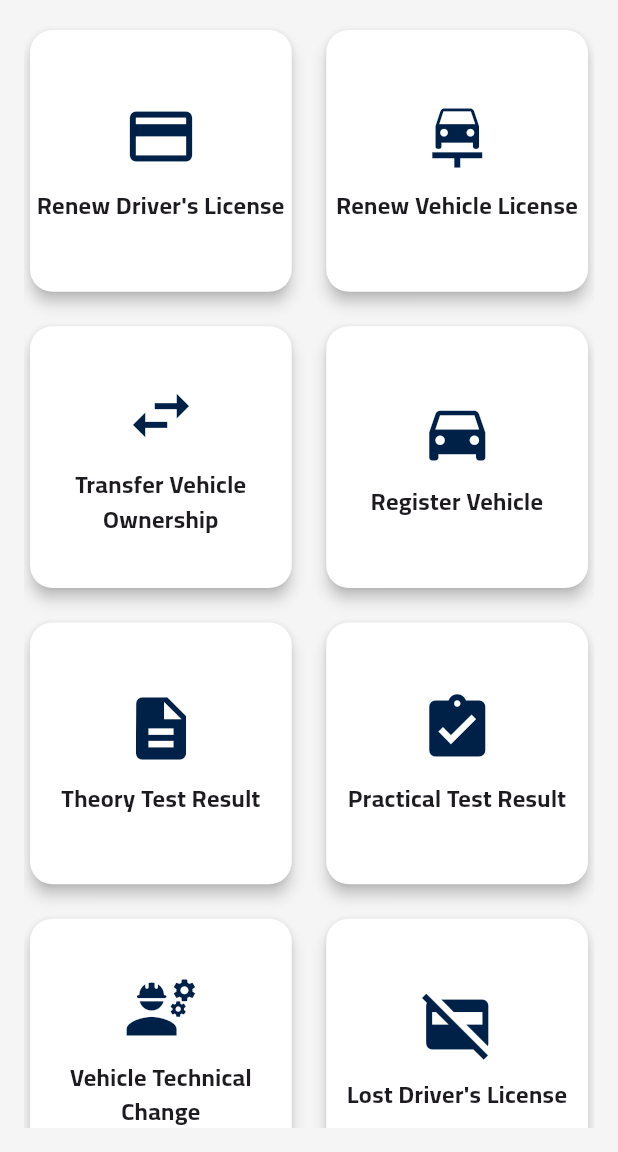
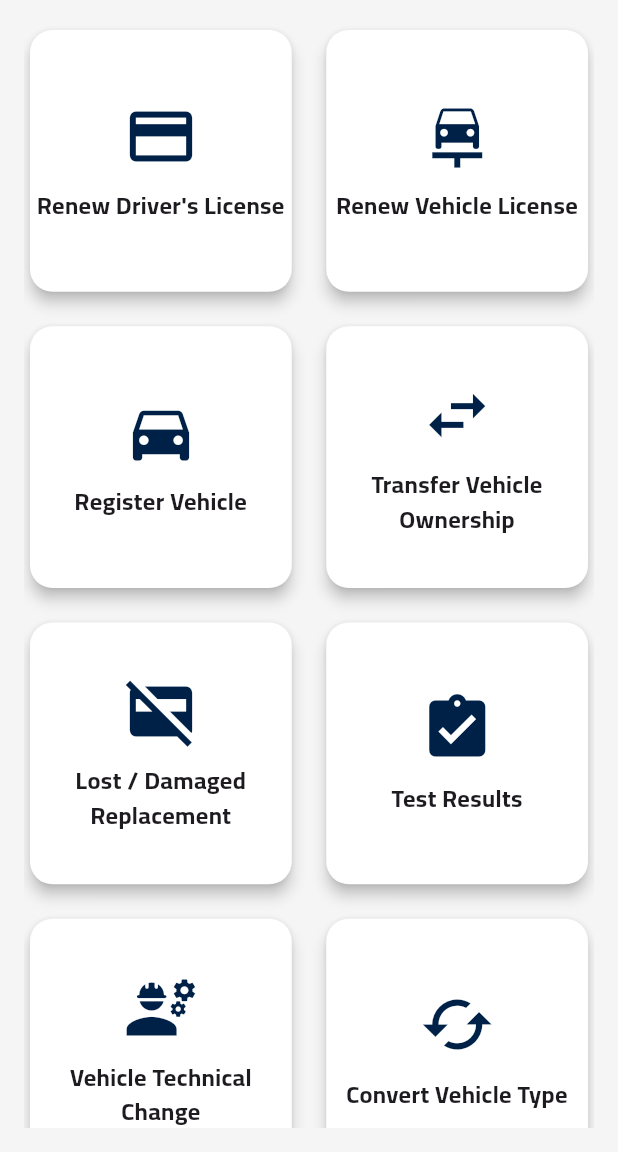
Before and after one commit to osamadweikat/Traffic-Department-Frontend, a Flutter app: the CitizenDashboard screen opened by its route, on a phone screen of 412 x 824 dp, the part 84-1236 px from its top. Run offline on Flutter 3.47's test engine with Material 3 defaults, Android fonts, the phone set to English and light mode, and no system bars; our stand-ins replace easy_localization, image_picker, lottie, month_picker_dialog, permission_handler, shared_preferences; accounts and stored records are empty.

Commit message:
update citzen dashboard screen

```diff
--- a/assets/translations/ar.json
+++ b/assets/translations/ar.json
@@ -573,5 +573,13 @@
   "vehicle_modification": "تغيير فني على المركبة",
   "modification_form": "بيانات التعديل الفني",
   "modification_summary": "ملخص التعديل الفني",
-  "modification_type": "نوع التعديل الفني"
+  "modification_type": "نوع التعديل الفني",
+  "lost_or_damaged_documents": "بدل فاقد / تالف",
+  "test_results": "نتائج الفحص",
+  "vehicle_conversion": "تحويل نوع المركبة",
+  "vehicle_deactivation": "شطب مركبة",
+  "appointment_booking": "حجز موعد",
+  "vehicle_unmortgage": "فك رهن مركبة"
+
+
 }
--- a/assets/translations/en.json
+++ b/assets/translations/en.json
@@ -570,5 +570,12 @@
   "vehicle_modification": "Vehicle Technical Modification",
   "modification_form": "Technical Modification Details",
   "modification_summary": "Technical Modification Summary",
-  "modification_type": "Modification Type"
+  "modification_type": "Modification Type",
+  "lost_or_damaged_documents": "Lost / Damaged Replacement",
+  "test_results": "Test Results",
+  "vehicle_conversion": "Convert Vehicle Type",
+  "vehicle_deactivation": "Deactivate Vehicle",
+  "appointment_booking": "Book Appointment",
+  "vehicle_unmortgage": "Vehicle Unmortgage",
+  "clearance_certificate": "Clearance Certificate"
 }
--- a/lib/screens/dashboard/citizen_dashboard.dart
+++ b/lib/screens/dashboard/citizen_dashboard.dart
@@ -23,17 +23,20 @@ class _CitizenDashboardState extends State<CitizenDashboard> {
   bool notificationsEnabled = true;
 
   final List<Map<String, dynamic>> services = const [
-    {"title": "renew_driver_license", "icon": Icons.credit_card, "route": "/license_renewal"},
-    {"title": "renew_vehicle_license", "icon": Icons.car_repair, "route": "/vehicle_license_renewal"},
-    {"title": "transfer_ownership", "icon": Icons.swap_horiz, "route": "/ownership_transfer"},
-    {"title": "vehicle_registration", "icon": Icons.directions_car, "route": "/vehicle_registration"},
-    {"title": "theory_test_result", "icon": Icons.description, "route": "/theoretical_test_result"},
-    {"title": "practical_test_result", "icon": Icons.assignment_turned_in, "route": "/practical_test_result"},
-    {"title": "vehicle_technical_change", "icon": Icons.engineering, "route": "/technical_change"},
-    {"title": "lost_driver_license", "icon": Icons.credit_card_off, "route": "/lost_license"},
-    {"title": "lost_vehicle_plate", "icon": Icons.confirmation_number, "route": "/lost_plate"},
-    {"title": "traffic_violations", "icon": Icons.warning, "route": "/traffic_violations"},
-  ];
+  {"title": "renew_driver_license", "icon": Icons.credit_card, "screen": LicenseRenewalScreen()},
+  {"title": "renew_vehicle_license", "icon": Icons.car_repair, "screen": VehicleLicenseRenewalScreen()},
+  {"title": "vehicle_registration", "icon": Icons.directions_car, "screen": VehicleRegistrationNewScreen()},
+  {"title": "transfer_ownership", "icon": Icons.swap_horiz, "screen": OwnershipTransferScreen()},
+  {"title": "lost_or_damaged_documents", "icon": Icons.credit_card_off, "screen": null},
+  {"title": "test_results", "icon": Icons.assignment_turned_in, "screen": null},
+  {"title": "vehicle_technical_change", "icon": Icons.engineering, "screen": VehicleModificationScreen()},
+  {"title": "vehicle_conversion", "icon": Icons.cached, "screen": null},
+  {"title": "vehicle_deactivation", "icon": Icons.car_crash, "screen": null},
+  {"title": "appointment_booking", "icon": Icons.calendar_month, "screen": null},
+  {"title": "vehicle_unmortgage", "icon": Icons.lock_open, "screen": null},
+  {"title": "traffic_violations", "icon": Icons.warning_amber_outlined, "screen": null}
+];
+
 
   @override
   void initState() {
@@ -48,17 +51,9 @@ class _CitizenDashboardState extends State<CitizenDashboard> {
     });
   }
 
-  void _navigateToService(int index) {
-    if (index == 0) {
-      Navigator.push(context, MaterialPageRoute(builder: (_) => const LicenseRenewalScreen()));
-    } else if (index == 1) {
-      Navigator.push(context, MaterialPageRoute(builder: (_) => const VehicleLicenseRenewalScreen()));
-    } else if (index == 2) {
-      Navigator.push(context, MaterialPageRoute(builder: (_) => const OwnershipTransferScreen()));
-    } else if (index == 3) {
-      Navigator.push(context, MaterialPageRoute(builder: (_) => const VehicleRegistrationNewScreen()));
-    } else if (index == 6) {
-      Navigator.push(context, MaterialPageRoute(builder: (_) => const VehicleModificationScreen()));
+  void _navigateToService(dynamic screen) {
+    if (screen != null) {
+      Navigator.push(context, MaterialPageRoute(builder: (_) => screen));
     } else {
       ScaffoldMessenger.of(context).showSnackBar(
         SnackBar(content: Text('coming_soon'.tr())),
@@ -143,6 +138,7 @@ class _CitizenDashboardState extends State<CitizenDashboard> {
           ),
           itemCount: services.length,
           itemBuilder: (context, index) {
+            final service = services[index];
             return StatefulBuilder(
               builder: (context, setState) {
                 double scale = 1.0;
@@ -155,7 +151,7 @@ class _CitizenDashboardState extends State<CitizenDashboard> {
                     curve: Curves.easeOut,
                     child: InkWell(
                       borderRadius: BorderRadius.circular(15),
-                      onTap: () => _navigateToService(index),
+                      onTap: () => _navigateToService(service['screen']),
                       child: Card(
                         elevation: 4,
                         shape: RoundedRectangleBorder(borderRadius: BorderRadius.circular(15)),
@@ -164,13 +160,13 @@ class _CitizenDashboardState extends State<CitizenDashboard> {
                           mainAxisAlignment: MainAxisAlignment.center,
                           children: [
                             Icon(
-                              services[index]["icon"],
+                              service["icon"],
                               size: 50,
                               color: AppTheme.navy,
                             ),
                             const SizedBox(height: 10),
                             Text(
-                              services[index]["title"].toString().tr(),
+                              service["title"].toString().tr(),
                               textAlign: TextAlign.center,
                               style: const TextStyle(
                                 fontWeight: FontWeight.bold,
```
